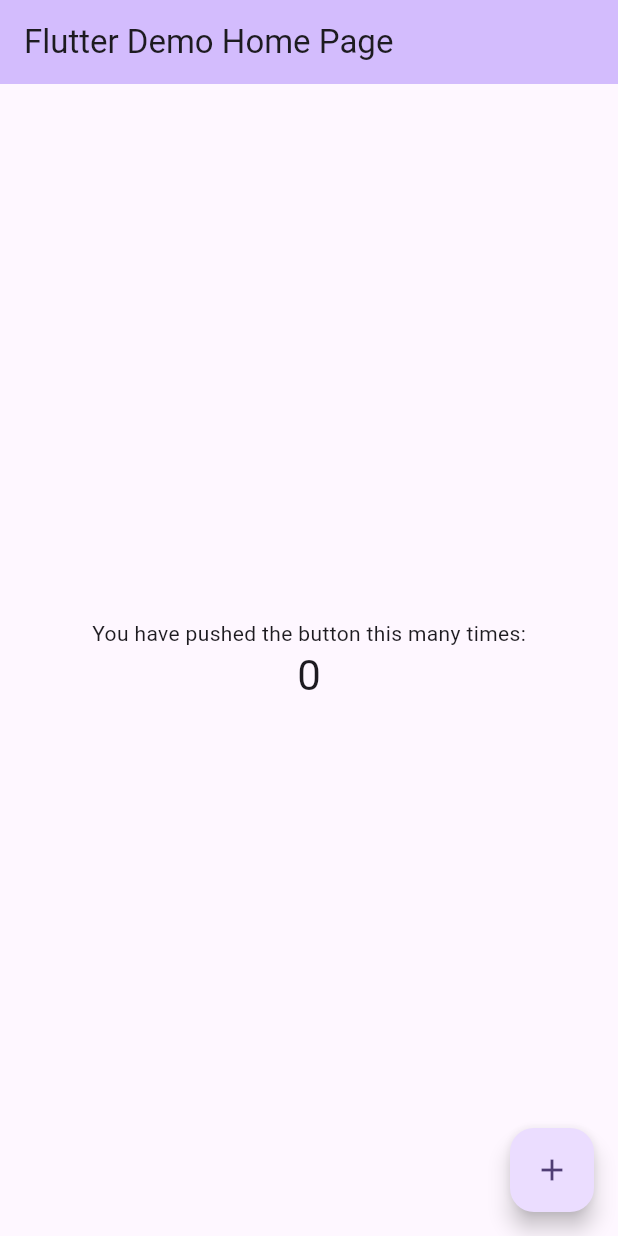
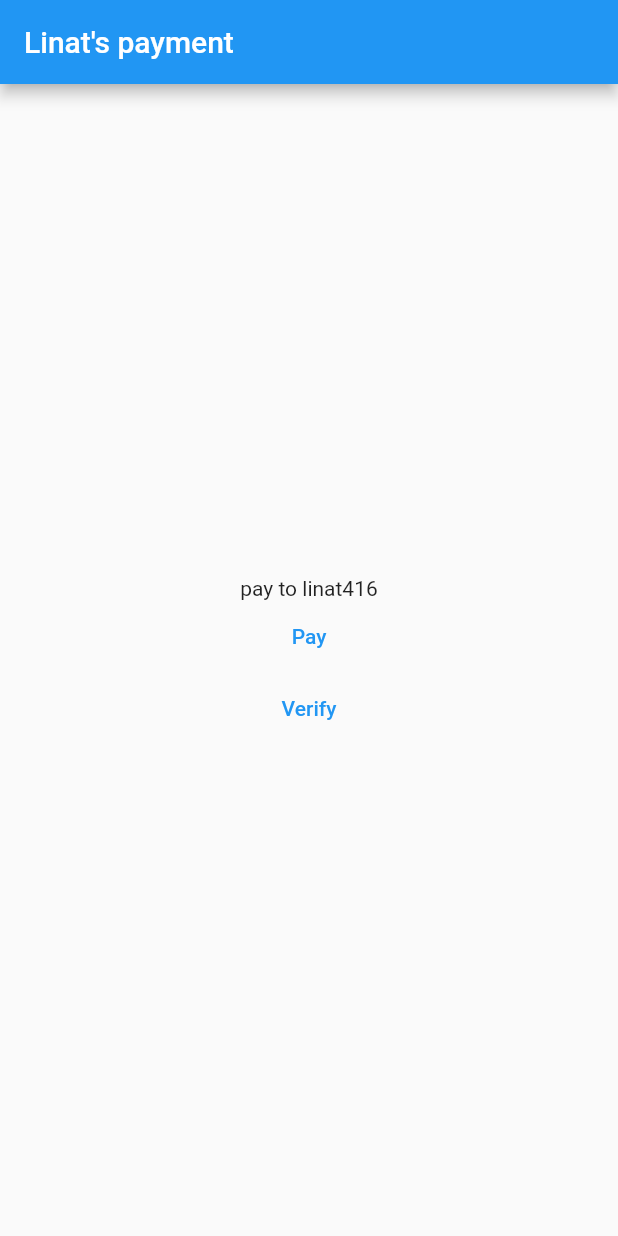
Before and after one commit to mrnpro/ChapaFlutter, a Flutter app: the screen it shows after launch, on a phone screen of 412 x 824 dp. Run offline on Flutter 3.47's test engine with Material 2 defaults, Android fonts, the phone set to English and light mode, and no system bars; our stand-ins replace dio, equatable; missing offline and left inert: flutter_inappwebview.

Commit message:
Update main.dart

```diff
--- a/example/lib/main.dart
+++ b/example/lib/main.dart
@@ -1,7 +1,11 @@
+import 'package:chapa_unofficial/chapa_unofficial.dart';
 import 'package:flutter/material.dart';
 
-void main() {
+void main() async {
   runApp(const MyApp());
+
+  // setup chapa
+  Chapa.configure(privateKey: "CHASECK_TEST-HlZh7Xo8vNvT2jm6j08OzcnFnB63Yauf");
 }
 
 class MyApp extends StatelessWidget {
@@ -13,23 +17,7 @@ class MyApp extends StatelessWidget {
     return MaterialApp(
       title: 'Flutter Demo',
       theme: ThemeData(
-        // This is the theme of your application.
-        //
-        // TRY THIS: Try running your application with "flutter run". You'll see
-        // the application has a blue toolbar. Then, without quitting the app,
-        // try changing the seedColor in the colorScheme below to Colors.green
-        // and then invoke "hot reload" (save your changes or press the "hot
-        // reload" button in a Flutter-supported IDE, or press "r" if you used
-        // the command line to start the app).
-        //
-        // Notice that the counter didn't reset back to zero; the application
-        // state is not lost during the reload. To reset the state, use hot
-        // restart instead.
-        //
-        // This works for code too, not just values: Most code changes can be
-        // tested with just a hot reload.
-        colorScheme: ColorScheme.fromSeed(seedColor: Colors.deepPurple),
-        useMaterial3: true,
+        primarySwatch: Colors.blue,
       ),
       home: const MyHomePage(title: 'Flutter Demo Home Page'),
     );
@@ -39,15 +27,6 @@ class MyApp extends StatelessWidget {
 class MyHomePage extends StatefulWidget {
   const MyHomePage({super.key, required this.title});
 
-  // This widget is the home page of your application. It is stateful, meaning
-  // that it has a State object (defined below) that contains fields that affect
-  // how it looks.
-
-  // This class is the configuration for the state. It holds the values (in this
-  // case the title) provided by the parent (in this case the App widget) and
-  // used by the build method of the State. Fields in a Widget subclass are
-  // always marked "final".
-
   final String title;
 
   @override
@@ -55,71 +34,70 @@ class MyHomePage extends StatefulWidget {
 }
 
 class _MyHomePageState extends State<MyHomePage> {
-  int _counter = 0;
+  final int _counter = 0;
 
-  void _incrementCounter() {
-    setState(() {
-      // This call to setState tells the Flutter framework that something has
-      // changed in this State, which causes it to rerun the build method below
-      // so that the display can reflect the updated values. If we changed
-      // _counter without calling setState(), then the build method would not be
-      // called again, and so nothing would appear to happen.
-      _counter++;
-    });
+  Future<void> verify() async {
+    Map<String, dynamic> verificationResult =
+        await Chapa.getInstance.verifyPayment(
+      txRef: TxRefRandomGenerator.gettxRef,
+    );
+    print(verificationResult);
+  }
+
+  Future<void> pay() async {
+    try {
+      // Generate a random transaction reference with a custom prefix
+      String txRef = TxRefRandomGenerator.generate(prefix: 'linat');
+
+      // Access the generated transaction reference
+      String storedTxRef = TxRefRandomGenerator.gettxRef;
+
+      // Print the generated transaction reference and the stored transaction reference
+      print('Generated TxRef: $txRef');
+      print('Stored TxRef: $storedTxRef');
+      await Chapa.getInstance.startPayment(
+        context: context,
+        onInAppPaymentSuccess: (successMsg) {
+          // Handle success events
+        },
+        onInAppPaymentError: (errorMsg) {
+          // Handle error
+        },
+        amount: '1000',
+        currency: 'ETB',
+        txRef: storedTxRef,
+      );
+    } catch (e) {
+      print(e);
+    }
   }
 
   @override
   Widget build(BuildContext context) {
-    // This method is rerun every time setState is called, for instance as done
-    // by the _incrementCounter method above.
-    //
-    // The Flutter framework has been optimized to make rerunning build methods
-    // fast, so that you can just rebuild anything that needs updating rather
-    // than having to individually change instances of widgets.
     return Scaffold(
       appBar: AppBar(
-        // TRY THIS: Try changing the color here to a specific color (to
-        // Colors.amber, perhaps?) and trigger a hot reload to see the AppBar
-        // change color while the other colors stay the same.
-        backgroundColor: Theme.of(context).colorScheme.inversePrimary,
-        // Here we take the value from the MyHomePage object that was created by
-        // the App.build method, and use it to set our appbar title.
-        title: Text(widget.title),
+        title: const Text("Linat's payment"),
       ),
       body: Center(
-        // Center is a layout widget. It takes a single child and positions it
-        // in the middle of the parent.
         child: Column(
-          // Column is also a layout widget. It takes a list of children and
-          // arranges them vertically. By default, it sizes itself to fit its
-          // children horizontally, and tries to be as tall as its parent.
-          //
-          // Column has various properties to control how it sizes itself and
-          // how it positions its children. Here we use mainAxisAlignment to
-          // center the children vertically; the main axis here is the vertical
-          // axis because Columns are vertical (the cross axis would be
-          // horizontal).
-          //
-          // TRY THIS: Invoke "debug painting" (choose the "Toggle Debug Paint"
-          // action in the IDE, or press "p" in the console), to see the
-          // wireframe for each widget.
           mainAxisAlignment: MainAxisAlignment.center,
           children: <Widget>[
             const Text(
-              'You have pushed the button this many times:',
+              'pay to linat416',
             ),
-            Text(
-              '$_counter',
-              style: Theme.of(context).textTheme.headlineMedium,
-            ),
+            TextButton(
+                onPressed: () async {
+                  await pay();
+                },
+                child: const Text("Pay")),
+            TextButton(
+                onPressed: () async {
+                  await verify();
+                },
+                child: const Text("Verify")),
           ],
         ),
       ),
-      floatingActionButton: FloatingActionButton(
-        onPressed: _incrementCounter,
-        tooltip: 'Increment',
-        child: const Icon(Icons.add),
-      ), // This trailing comma makes auto-formatting nicer for build methods.
     );
   }
 }
```
